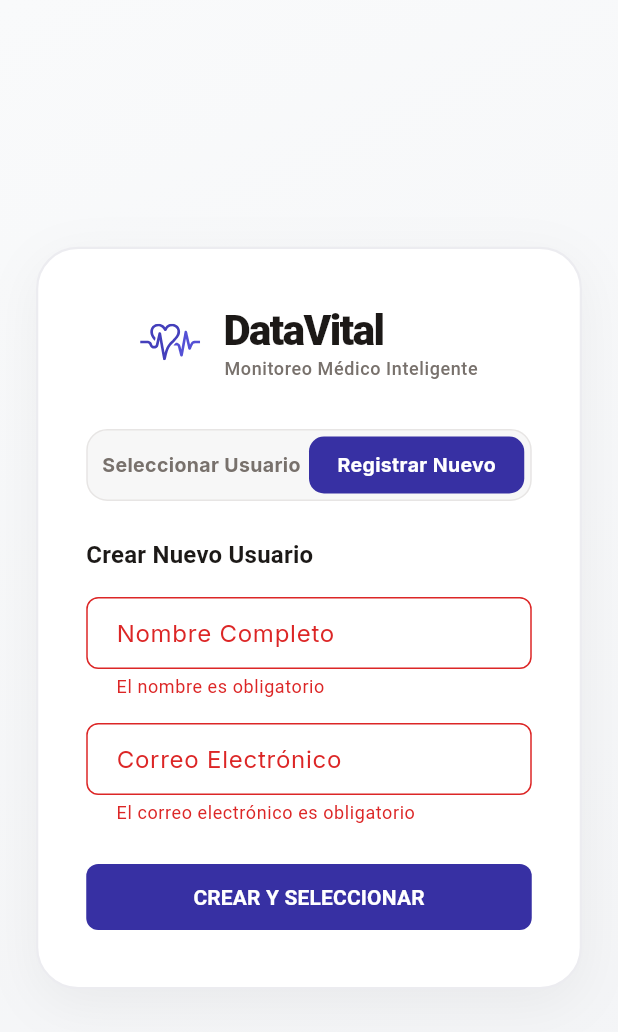
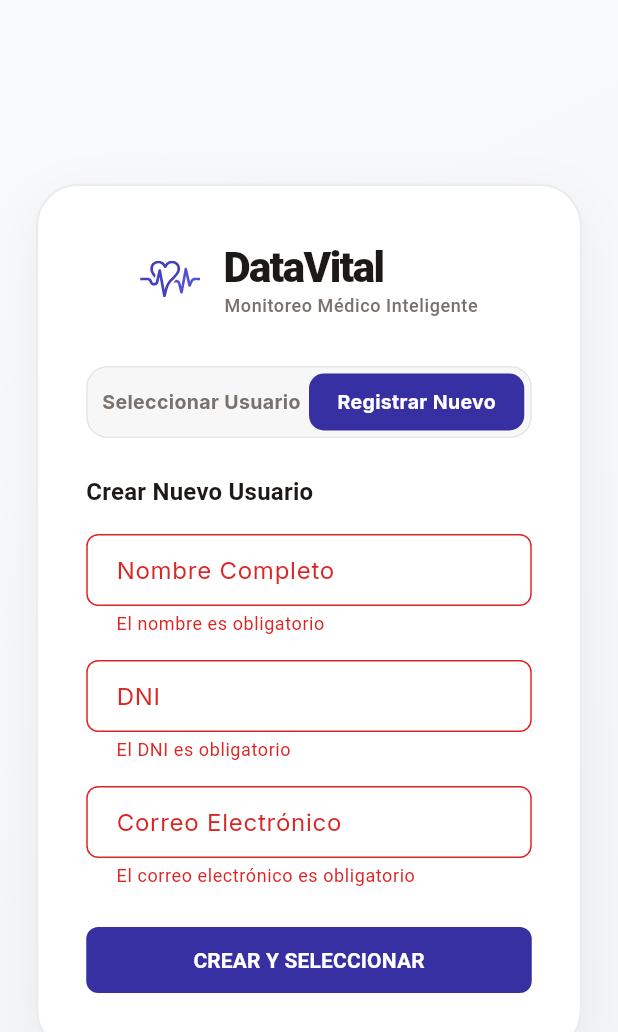
Before and after one commit to majo-fflores/monitor-de-signos-vitales-para-fines-didacticos, a Flutter app: the screen it shows after launch, after a tap on "Registrar Nuevo", after a tap on "CREAR Y SELECCIONAR", on a phone screen of 412 x 824 dp. Shown: the top 1032 px of the screen. Run offline on Flutter 3.47's test engine with Material 3 defaults, Android fonts, the phone set to English and light mode, and no system bars; our stand-ins replace audioplayers, fl_chart, flutter_riverpod, flutter_svg, gap, go_router and 6 more; generated files the repository leaves out were written again; network calls fail.

Commit message:
refactor: :recycle: add "dni" to create user

```diff
--- a/app/lib/core/models/usuario.dart
+++ b/app/lib/core/models/usuario.dart
@@ -7,12 +7,14 @@ class Usuario {
   final String id;
   final String nombre;
   final String email;
+  final int? dni;
   final DateTime creadoEn;
 
   const Usuario({
     required this.id,
     required this.nombre,
     required this.email,
+    this.dni,
     required this.creadoEn,
   });
 
@@ -20,6 +22,7 @@ class Usuario {
   factory Usuario.crear({
     required String nombre,
     required String email,
+    int? dni,
   }) {
     final ahora = DateTime.now();
     final id = '${ahora.millisecondsSinceEpoch}_${nombre.hashCode.abs()}';
@@ -27,6 +30,7 @@ class Usuario {
       id: id,
       nombre: nombre,
       email: email,
+      dni: dni,
       creadoEn: ahora,
     );
   }
@@ -37,6 +41,7 @@ class Usuario {
       id: json['id'] as String,
       nombre: json['nombre'] as String,
       email: json['email'] as String? ?? '',
+      dni: json['dni'] as int?,
       creadoEn: DateTime.parse(json['creadoEn'] as String),
     );
   }
@@ -50,11 +55,12 @@ class Usuario {
       id: idStr,
       nombre: json['name'] as String? ?? json['nombre'] as String? ?? '',
       email: json['email'] as String? ?? '',
+      dni: json['dni'] as int?,
       creadoEn: json['created_at'] != null
           ? DateTime.parse(json['created_at'] as String)
           : (json['creadoEn'] != null
               ? DateTime.parse(json['creadoEn'] as String)
-              : DateTime.now()),
+               : DateTime.now()),
     );
   }
 
@@ -64,6 +70,7 @@ class Usuario {
       'id': id,
       'nombre': nombre,
       'email': email,
+      if (dni != null) 'dni': dni,
       'creadoEn': creadoEn.toIso8601String(),
     };
   }
@@ -73,6 +80,7 @@ class Usuario {
     return {
       'name': nombre,
       'email': email,
+      if (dni != null) 'dni': dni,
     };
   }
 
--- a/app/lib/core/services/usuario_api_service.dart
+++ b/app/lib/core/services/usuario_api_service.dart
@@ -32,6 +32,7 @@ class UsuarioApiService {
   Future<Usuario> crearUsuario({
     required String nombre,
     required String email,
+    required int dni,
   }) async {
     try {
       final response = await client.post(
@@ -40,6 +41,7 @@ class UsuarioApiService {
         body: jsonEncode({
           'name': nombre,
           'email': email,
+          'dni': dni,
         }),
       );
 
--- a/app/lib/features/users/views/user_selection_view.dart
+++ b/app/lib/features/users/views/user_selection_view.dart
@@ -65,10 +65,10 @@ class _UserSelectionViewState extends ConsumerState<UserSelectionView> {
     }
   }
 
-  void _crearUsuario(String nombre, String email) async {
+  void _crearUsuario(String nombre, String email, int dni) async {
     await ref
         .read(notificadorUsuariosProvider.notifier)
-        .crearUsuario(nombre: nombre, email: email);
+        .crearUsuario(nombre: nombre, email: email, dni: dni);
     await _cargarConteosSesiones();
     if (mounted) {
       context.go('/');
--- a/app/lib/features/users/widgets/create_user_form.dart
+++ b/app/lib/features/users/widgets/create_user_form.dart
@@ -1,10 +1,11 @@
 import 'package:flutter/material.dart';
+import 'package:flutter/services.dart';
 import 'package:gap/gap.dart';
 
 /// Formulario para crear un nuevo usuario.
 /// Puede ser utilizado de forma inline en pantallas grandes o dentro de diálogos/hojas.
 class FormularioCrearUsuario extends StatefulWidget {
-  final Function(String nombre, String email) onSubmit;
+  final Function(String nombre, String email, int dni) onSubmit;
   final VoidCallback? onCancel;
 
   const FormularioCrearUsuario({
@@ -21,23 +22,28 @@ class _FormularioCrearUsuarioState extends State<FormularioCrearUsuario> {
   final _formKey = GlobalKey<FormState>();
   final _nombreController = TextEditingController();
   final _emailController = TextEditingController();
+  final _dniController = TextEditingController();
 
   @override
   void dispose() {
     _nombreController.dispose();
     _emailController.dispose();
+    _dniController.dispose();
     super.dispose();
   }
 
   void _guardar() {
     if (_formKey.currentState?.validate() ?? false) {
+      final dniVal = int.parse(_dniController.text.trim());
       widget.onSubmit(
         _nombreController.text.trim(),
         _emailController.text.trim(),
+        dniVal,
       );
       // Limpiamos los controladores después de guardar
       _nombreController.clear();
       _emailController.clear();
+      _dniController.clear();
     }
   }
 
@@ -71,6 +77,35 @@ class _FormularioCrearUsuarioState extends State<FormularioCrearUsuario> {
             validator: (val) {
               if (val == null || val.trim().isEmpty) {
                 return 'El nombre es obligatorio';
+              }
+              return null;
+            },
+          ),
+          const Gap(16),
+          TextFormField(
+            controller: _dniController,
+            keyboardType: TextInputType.number,
+            inputFormatters: [
+              FilteringTextInputFormatter.digitsOnly,
+            ],
+            decoration: InputDecoration(
+              labelText: 'DNI',
+              hintText: 'Ej. 12345678',
+              border: OutlineInputBorder(
+                borderRadius: BorderRadius.circular(8),
+              ),
+              contentPadding: const EdgeInsets.symmetric(horizontal: 16, vertical: 12),
+            ),
+            validator: (val) {
+              if (val == null || val.trim().isEmpty) {
+                return 'El DNI es obligatorio';
+              }
+              final dni = int.tryParse(val.trim());
+              if (dni == null) {
+                return 'Ingrese un DNI válido (solo números)';
+              }
+              if (dni <= 0) {
+                return 'El DNI debe ser mayor a 0';
               }
               return null;
             },
--- a/app/lib/shared/providers/usuario_provider.dart
+++ b/app/lib/shared/providers/usuario_provider.dart
@@ -108,6 +108,7 @@ class NotificadorUsuarios extends _$NotificadorUsuarios {
   Future<void> crearUsuario({
     required String nombre,
     required String email,
+    required int dni,
   }) async {
     final apiService = ref.read(usuarioApiServiceProvider);
 
@@ -115,6 +116,7 @@ class NotificadorUsuarios extends _$NotificadorUsuarios {
       final nuevoUsuario = await apiService.crearUsuario(
         nombre: nombre,
         email: email,
+        dni: dni,
       );
 
       final nuevaLista = [...state.usuarios, nuevoUsuario];
```
Also changed, not shown: app/lib/shared/providers/usuario_provider.g.dart, app/lib/shared/providers/vital_signs_provider.g.dart, 4 other files.
